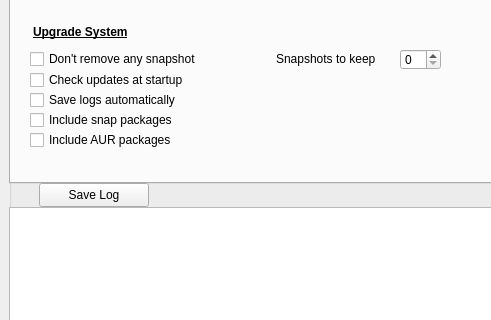
The window that buttermanager/ui/MainWindow.ui (egara/buttermanager) describes before a commit, drawn with Qt 5; both pictures show x 0 to 491 and y 277 to 597 of the 800 by 800 pixel window.
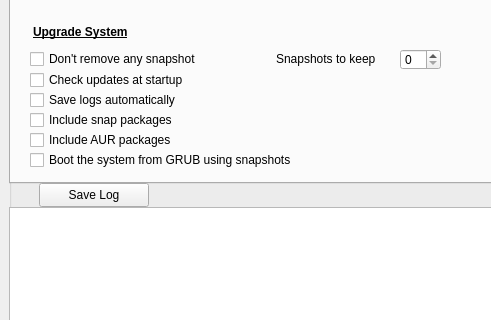
The same window after the commit. The open tabs and pages were chosen to show the change.

Commit message: Issue #17. New checkbox for supporting the integration of grub-btrfs added in Settings tab

Patch:
```diff
--- a/buttermanager/ui/MainWindow.ui
+++ b/buttermanager/ui/MainWindow.ui
@@ -793,6 +793,19 @@
            <string>Save logs automatically</string>
           </property>
          </widget>
+         <widget class="QCheckBox" name="checkbox_grub_btrfs">
+          <property name="geometry">
+           <rect>
+            <x>19</x>
+            <y>390</y>
+            <width>331</width>
+            <height>22</height>
+           </rect>
+          </property>
+          <property name="text">
+           <string>Boot the system from GRUB using snapshots</string>
+          </property>
+         </widget>
         </widget>
         <widget class="QWidget" name="tab_2">
          <attribute name="title">
```
The commit also changes 3 other files.
